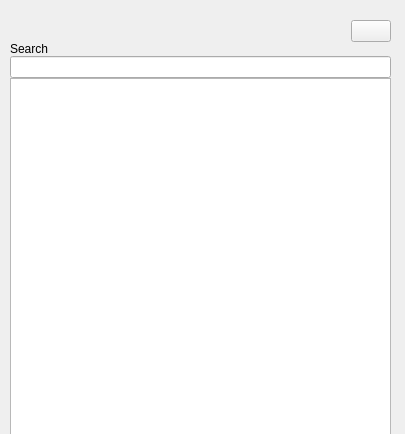
fredollinger/scutum, file ui/sidepane.ui: the form before one commit.
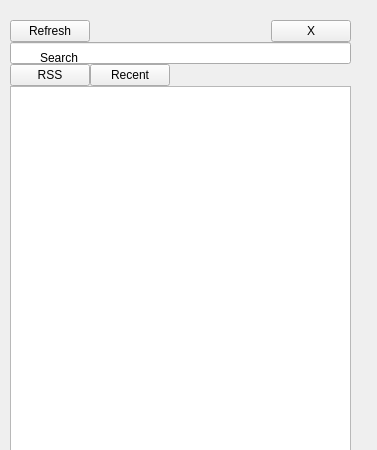
The form after the commit.

Commit message: More buttons on sidepane.

The edit to the form file:
```diff
--- a/ui/sidepane.ui
+++ b/ui/sidepane.ui
@@ -6,8 +6,8 @@
    <rect>
     <x>0</x>
     <y>0</y>
-    <width>405</width>
-    <height>434</height>
+    <width>377</width>
+    <height>450</height>
    </rect>
   </property>
   <property name="windowTitle">
@@ -18,7 +18,7 @@
     <rect>
      <x>-10</x>
      <y>20</y>
-     <width>401</width>
+     <width>361</width>
      <height>431</height>
     </rect>
    </property>
@@ -31,6 +31,13 @@
     </property>
     <item>
      <layout class="QHBoxLayout" name="horizontalLayout">
+      <item>
+       <widget class="QPushButton" name="refreshButton">
+        <property name="text">
+         <string>Refresh</string>
+        </property>
+       </widget>
+      </item>
       <item>
        <spacer name="horizontalSpacer">
         <property name="orientation">
@@ -47,27 +54,67 @@
       <item>
        <widget class="QPushButton" name="closeButton">
         <property name="text">
-         <string/>
+         <string>X</string>
         </property>
        </widget>
       </item>
      </layout>
     </item>
     <item>
-     <widget class="QLabel" name="label">
-      <property name="text">
-       <string>Search</string>
-      </property>
-     </widget>
+     <layout class="QHBoxLayout" name="horizontalLayout_2"/>
     </item>
     <item>
      <widget class="QLineEdit" name="search"/>
     </item>
+    <item>
+     <layout class="QHBoxLayout" name="horizontalLayout_3">
+      <item>
+       <widget class="QPushButton" name="rssButton">
+        <property name="text">
+         <string>RSS</string>
+        </property>
+       </widget>
+      </item>
+      <item>
+       <widget class="QPushButton" name="recentButton">
+        <property name="text">
+         <string>Recent</string>
+        </property>
+       </widget>
+      </item>
+      <item>
+       <spacer name="horizontalSpacer_2">
+        <property name="orientation">
+         <enum>Qt::Horizontal</enum>
+        </property>
+        <property name="sizeHint" stdset="0">
+         <size>
+          <width>40</width>
+          <height>20</height>
+         </size>
+        </property>
+       </spacer>
+      </item>
+     </layout>
+    </item>
     <item>
      <widget class="QListWidget" name="linkList"/>
     </item>
    </layout>
   </widget>
+  <widget class="QLabel" name="label">
+   <property name="geometry">
+    <rect>
+     <x>40</x>
+     <y>50</y>
+     <width>340</width>
+     <height>15</height>
+    </rect>
+   </property>
+   <property name="text">
+    <string>Search</string>
+   </property>
+  </widget>
  </widget>
  <resources/>
  <connections/>
```
